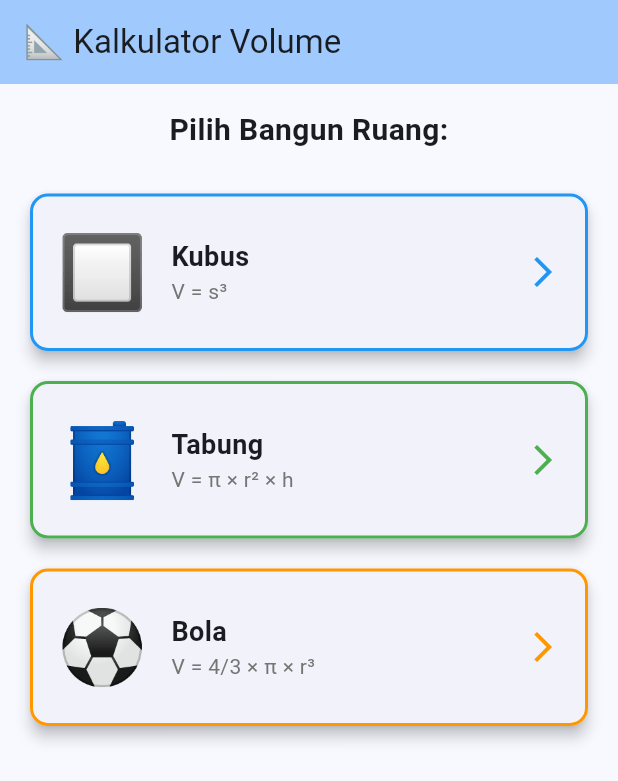
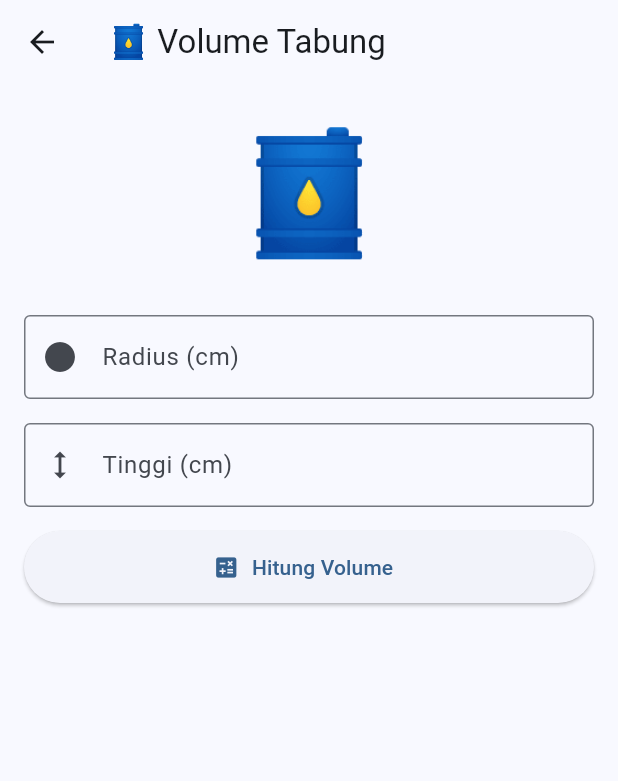
Before and after one commit to LatifWithoutH/volume_calculator-for_geometry-, a Flutter app: the screen it shows after launch, after a tap on "🛢️", on a phone screen of 412 x 824 dp. Shown: the top 781 px of the screen. Run offline on Flutter 3.47's test engine with Material 3 defaults, Android fonts, the phone set to English and light mode, and no system bars.

Commit message:
Step 5 : Include TabungPage and BolaPage

```diff
--- a/lib/main.dart
+++ b/lib/main.dart
@@ -1,5 +1,5 @@
 import 'package:flutter/material.dart';
-import 'dart:math'; // ✅ 1. Import ini wajib ada untuk fungsi pow()
+import 'dart:math';
 
 void main() {
   runApp(const VolumeApp());
@@ -21,6 +21,7 @@ class VolumeApp extends StatelessWidget {
   }
 }
 
+// ==================== HOME PAGE ====================
 class HomePage extends StatelessWidget {
   const HomePage({super.key});
 
@@ -45,7 +46,7 @@ class HomePage extends StatelessWidget {
 
             // Card Kubus
             _buildShapeCard(
-              context, // ✅ 2. Tambahkan parameter context di sini
+              context,
               emoji: '🔲',
               title: 'Kubus',
               subtitle: 'V = s³',
@@ -53,8 +54,8 @@ class HomePage extends StatelessWidget {
               onTap: () => Navigator.push(
                 context,
                 MaterialPageRoute(builder: (_) => const KubusPage()),
-              ), // ✅ Kurung tutup untuk Navigator
-            ), // ✅ Kurung tutup untuk _buildShapeCard
+              ),
+            ),
 
             const SizedBox(height: 12),
 
@@ -65,7 +66,10 @@ class HomePage extends StatelessWidget {
               title: 'Tabung',
               subtitle: 'V = π × r² × h',
               color: Colors.green,
-              onTap: () => print('Tabung ditekan'),
+              onTap: () => Navigator.push(
+                context,
+                MaterialPageRoute(builder: (_) => const TabungPage()),
+              ),
             ),
 
             const SizedBox(height: 12),
@@ -77,7 +81,10 @@ class HomePage extends StatelessWidget {
               title: 'Bola',
               subtitle: 'V = 4/3 × π × r³',
               color: Colors.orange,
-              onTap: () => print('Bola ditekan'),
+              onTap: () => Navigator.push(
+                context,
+                MaterialPageRoute(builder: (_) => const BolaPage()),
+              ),
             ),
           ],
         ),
@@ -85,9 +92,8 @@ class HomePage extends StatelessWidget {
     );
   }
 
-  // ✅ 3. Tambahkan parameter 'context' di fungsi helper ini
   Widget _buildShapeCard(BuildContext context, {
-    required String emoji,
+    required String emoji,  // ✅ Ganti dari IconData ke String
     required String title,
     required String subtitle,
     required Color color,
@@ -106,7 +112,8 @@ class HomePage extends StatelessWidget {
           ),
           child: Row(
             children: [
-              Text(emoji, style: const TextStyle(fontSize: 48)),
+              // ✅ Pakai Text emoji, bukan Icon
+              Text(emoji, style: TextStyle(fontSize: 48)),
               const SizedBox(width: 16),
               Expanded(
                 child: Column(
@@ -162,6 +169,7 @@ class _KubusPageState extends State<KubusPage> {
         padding: const EdgeInsets.all(16.0),
         child: Column(
           children: [
+            // ✅ Emoji besar sebagai visual
             const Text('🔲', style: TextStyle(fontSize: 80)),
             const SizedBox(height: 24),
             TextField(
@@ -178,7 +186,9 @@ class _KubusPageState extends State<KubusPage> {
               onPressed: _calculate,
               icon: const Icon(Icons.calculate),
               label: const Text('Hitung Volume'),
-              style: ElevatedButton.styleFrom(minimumSize: const Size(double.infinity, 48)),
+              style: ElevatedButton.styleFrom(
+                minimumSize: const Size(double.infinity, 48),
+              ),
             ),
             const SizedBox(height: 24),
             if (_result.isNotEmpty)
@@ -197,3 +207,164 @@ class _KubusPageState extends State<KubusPage> {
     );
   }
 }
+
+// ==================== TABUNG PAGE ====================
+class TabungPage extends StatefulWidget {
+  const TabungPage({super.key});
+
+  @override
+  State<TabungPage> createState() => _TabungPageState();
+}
+
+class _TabungPageState extends State<TabungPage> {
+  final _radiusController = TextEditingController();
+  final _heightController = TextEditingController();
+  String _result = '';
+
+  void _calculate() {
+    final r = double.tryParse(_radiusController.text);
+    final h = double.tryParse(_heightController.text);
+    if (r == null || h == null || r <= 0 || h <= 0) {
+      setState(() => _result = '❌ Masukkan angka yang valid!');
+      return;
+    }
+    final volume = pi * pow(r, 2) * h;
+    setState(() => _result = '✅ Volume Tabung: ${volume.toStringAsFixed(2)} cm³');
+  }
+
+  @override
+  void dispose() {
+    _radiusController.dispose();
+    _heightController.dispose();
+    super.dispose();
+  }
+
+  @override
+  Widget build(BuildContext context) {
+    return Scaffold(
+      appBar: AppBar(title: const Text('🛢️ Volume Tabung')),
+      body: Padding(
+        padding: const EdgeInsets.all(16.0),
+        child: Column(
+          children: [
+            const Text('🛢️', style: TextStyle(fontSize: 80)),
+            const SizedBox(height: 24),
+            TextField(
+              controller: _radiusController,
+              keyboardType: TextInputType.number,
+              decoration: const InputDecoration(
+                labelText: 'Radius (cm)',
+                border: OutlineInputBorder(),
+                prefixIcon: Icon(Icons.circle),
+              ),
+            ),
+            const SizedBox(height: 16),
+            TextField(
+              controller: _heightController,
+              keyboardType: TextInputType.number,
+              decoration: const InputDecoration(
+                labelText: 'Tinggi (cm)',
+                border: OutlineInputBorder(),
+                prefixIcon: Icon(Icons.height),
+              ),
+            ),
+            const SizedBox(height: 16),
+            ElevatedButton.icon(
+              onPressed: _calculate,
+              icon: const Icon(Icons.calculate),
+              label: const Text('Hitung Volume'),
+              style: ElevatedButton.styleFrom(
+                minimumSize: const Size(double.infinity, 48),
+              ),
+            ),
+            const SizedBox(height: 24),
+            if (_result.isNotEmpty)
+              Container(
+                padding: const EdgeInsets.all(16),
+                decoration: BoxDecoration(
+                  color: Colors.green[50],
+                  borderRadius: BorderRadius.circular(8),
+                  border: Border.all(color: Colors.green),
+                ),
+                child: Text(_result, style: const TextStyle(fontSize: 18, fontWeight: FontWeight.bold)),
+              ),
+          ],
+        ),
+      ),
+    );
+  }
+}
+
+// ==================== BOLA PAGE ====================
+class BolaPage extends StatefulWidget {
+  const BolaPage({super.key});
+
+  @override
+  State<BolaPage> createState() => _BolaPageState();
+}
+
+class _BolaPageState extends State<BolaPage> {
+  final _controller = TextEditingController();
+  String _result = '';
+
+  void _calculate() {
+    final r = double.tryParse(_controller.text);
+    if (r == null || r <= 0) {
+      setState(() => _result = '❌ Masukkan angka yang valid!');
+      return;
+    }
+    final volume = (4 / 3) * pi * pow(r, 3);
+    setState(() => _result = '✅ Volume Bola: ${volume.toStringAsFixed(2)} cm³');
+  }
+
+  @override
+  void dispose() {
+    _controller.dispose();
+    super.dispose();
+  }
+
+  @override
+  Widget build(BuildContext context) {
+    return Scaffold(
+      appBar: AppBar(title: const Text('⚽ Volume Bola')),
+      body: Padding(
+        padding: const EdgeInsets.all(16.0),
+        child: Column(
+          children: [
+            const Text('⚽', style: TextStyle(fontSize: 80)),
+            const SizedBox(height: 24),
+            TextField(
+              controller: _controller,
+              keyboardType: TextInputType.number,
+              decoration: const InputDecoration(
+                labelText: 'Radius (cm)',
+                border: OutlineInputBorder(),
+                prefixIcon: Icon(Icons.circle),
+              ),
+            ),
+            const SizedBox(height: 16),
+            ElevatedButton.icon(
+              onPressed: _calculate,
+              icon: const Icon(Icons.calculate),
+              label: const Text('Hitung Volume'),
+              style: ElevatedButton.styleFrom(
+                minimumSize: const Size(double.infinity, 48),
+              ),
+            ),
+            const SizedBox(height: 24),
+            if (_result.isNotEmpty)
+              Container(
+                padding: const EdgeInsets.all(16),
+                decoration: BoxDecoration(
+                  color: Colors.orange[50],
+                  borderRadius: BorderRadius.circular(8),
+                  border: Border.all(color: Colors.orange),
+                ),
+                child: Text(_result, style: const TextStyle(fontSize: 18, fontWeight: FontWeight.bold)),
+              ),
+          ],
+        ),
+      ),
+    );
+  }
+}
```
